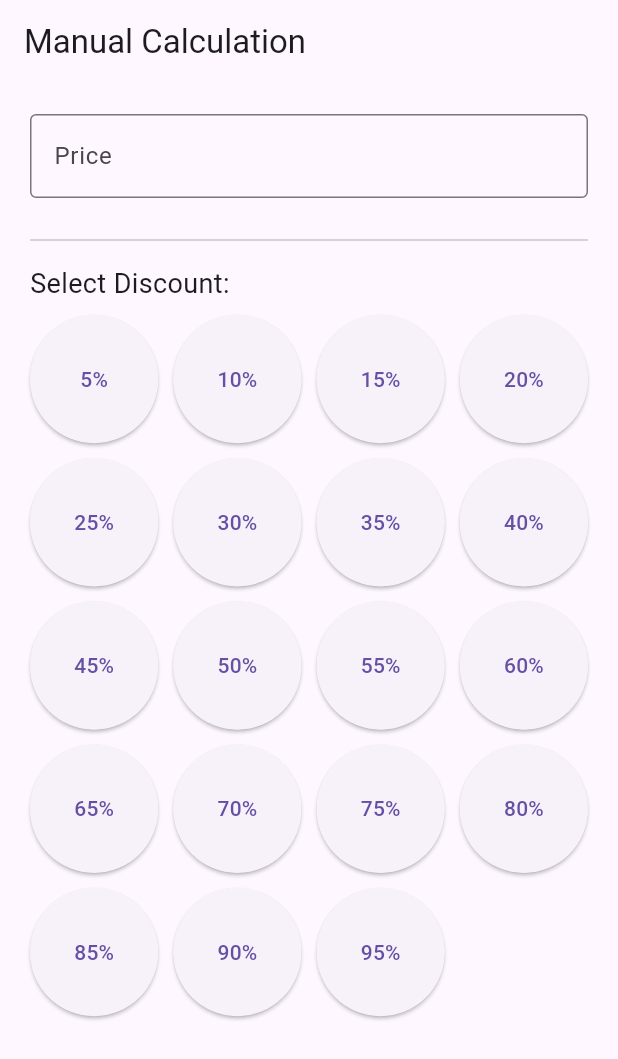
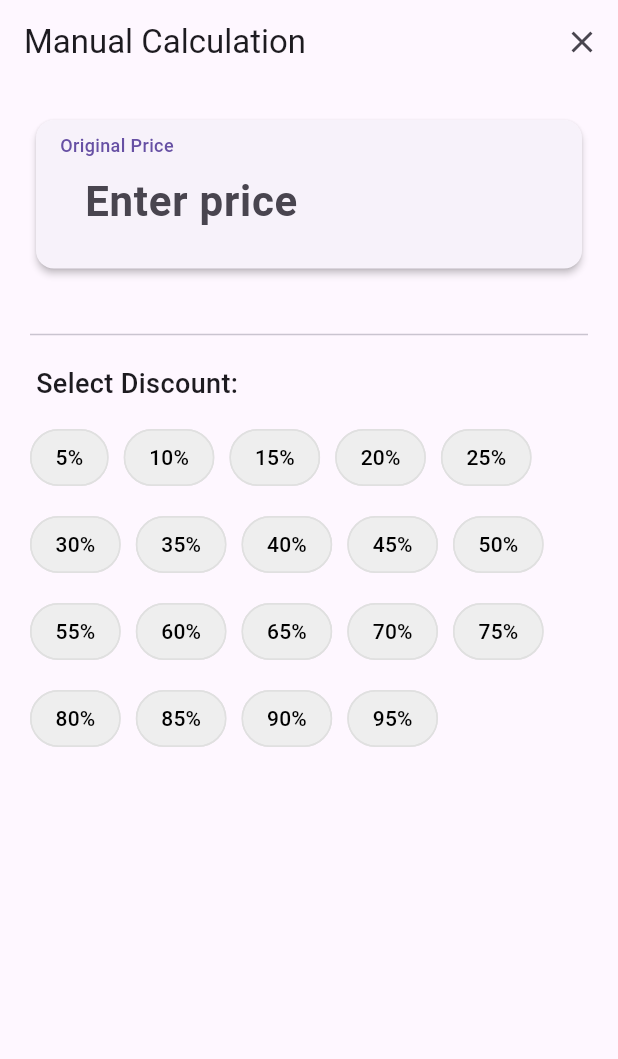
Before and after one commit to vickyrare/discount-scanner, a Flutter app: the ManualPriceEntryScreen screen opened directly, on a phone screen of 412 x 824 dp. Shown: the top 1059 px of the screen. Run offline on Flutter 3.47's test engine with Material 3 defaults, Android fonts, the light colour scheme and no system bars; our stand-ins replace camera, shared_preferences; missing offline and left inert: google_mlkit_text_recognition; accounts and stored records are empty.

Commit message:
Improve manual price entry UI and discount selector
Refactor manual price entry screen to improve UX and maintainability. Add a generated discounts list (5%..95%), allow toggling/deselecting a selected discount, and introduce a Clear button in the app bar that resets price, discount and final price. Extract UI into helper widgets (_buildPriceInputCard, _buildFinalPriceDisplay, _buildDiscountSelector), replace the old grid of circular buttons with ChoiceChips, and animate the final price display. Also tighten input styling and formatting for the price field.

```diff
--- a/lib/manual_price_entry_screen.dart
+++ b/lib/manual_price_entry_screen.dart
@@ -15,6 +15,8 @@ class _ManualPriceEntryScreenState extends State<ManualPriceEntryScreen> {
   double? _price;
   double? _discount;
   double? _finalPrice;
+
+  final List<int> _discounts = List.generate(19, (index) => (index + 1) * 5);
 
   @override
   void initState() {
@@ -34,7 +36,7 @@ class _ManualPriceEntryScreenState extends State<ManualPriceEntryScreen> {
 
   void _selectDiscount(double discount) {
     setState(() {
-      _discount = discount;
+      _discount = _discount == discount ? null : discount;
       _calculateFinalPrice();
     });
   }
@@ -57,6 +59,15 @@ class _ManualPriceEntryScreenState extends State<ManualPriceEntryScreen> {
     }
   }
 
+  void _clearAll() {
+    _priceController.clear();
+    setState(() {
+      _price = null;
+      _discount = null;
+      _finalPrice = null;
+    });
+  }
+
   @override
   void dispose() {
     _priceController.removeListener(_updatePrice);
@@ -69,47 +80,95 @@ class _ManualPriceEntryScreenState extends State<ManualPriceEntryScreen> {
     return Scaffold(
       appBar: AppBar(
         title: const Text('Manual Calculation'),
+        actions: [
+          IconButton(
+            icon: const Icon(Icons.clear),
+            onPressed: _clearAll,
+          )
+        ],
       ),
       body: SingleChildScrollView(
         padding: const EdgeInsets.all(20.0),
         child: Column(
           crossAxisAlignment: CrossAxisAlignment.stretch,
           children: [
-            Row(
-              crossAxisAlignment: CrossAxisAlignment.center, // Center align vertically
+            _buildPriceInputCard(),
+            const SizedBox(height: 20),
+            AnimatedSwitcher(
+              duration: const Duration(milliseconds: 300),
+              child: _finalPrice != null
+                  ? _buildFinalPriceDisplay(_finalPrice!)
+                  : const SizedBox.shrink(),
+            ),
+            const Divider(height: 40),
+            _buildDiscountSelector(),
+          ],
+        ),
+      ),
+    );
+  }
+
+  Widget _buildPriceInputCard() {
+    return Card(
+      elevation: 2,
+      shape: RoundedRectangleBorder(borderRadius: BorderRadius.circular(12)),
+      child: Padding(
+        padding: const EdgeInsets.fromLTRB(16, 8, 16, 16),
+        child: Column(
+          crossAxisAlignment: CrossAxisAlignment.start,
           children: [
-                Expanded(
-                  child: TextFormField(
+            Text(
+              'Original Price',
+              style: TextStyle(
+                fontSize: 12,
+                color: Theme.of(context).primaryColor,
+                fontWeight: FontWeight.w500,
+              ),
+            ),
+            TextFormField(
               controller: _priceController,
               decoration: const InputDecoration(
-                      labelText: 'Price',
-                      prefixText: '\$',
-                      border: OutlineInputBorder(),
+                prefixText: '\$'
+,
+                border: InputBorder.none,
+                hintText: 'Enter price',
               ),
+              style:
+                  const TextStyle(fontSize: 28, fontWeight: FontWeight.bold),
               keyboardType:
                   const TextInputType.numberWithOptions(decimal: true),
               inputFormatters: [
-                      FilteringTextInputFormatter.allow(
-                          RegExp(r'^\d+\.?\d{0,2}')),
+                FilteringTextInputFormatter.allow(RegExp(r'^\d+\.?\d{0,2}')),
+              ],
+            ),
           ],
         ),
       ),
-                if (_finalPrice != null)
-                  Expanded(
+    );
+  }
+
+  Widget _buildFinalPriceDisplay(double finalPrice) {
+    return Card(
+      elevation: 4,
+      shape: RoundedRectangleBorder(borderRadius: BorderRadius.circular(15)),
+      color: Colors.green[50],
       child: Padding(
-                      padding: const EdgeInsets.only(left: 16.0),
+        padding: const EdgeInsets.all(20.0),
         child: Column(
-                        crossAxisAlignment: CrossAxisAlignment.start,
           children: [
             const Text(
               'Final Price',
-                            style: TextStyle(fontSize: 16, color: Colors.grey),
+              style: TextStyle(
+                fontSize: 20,
+                color: Colors.green,
+                fontWeight: FontWeight.w300,
               ),
-                          const SizedBox(height: 4),
+            ),
+            const SizedBox(height: 8),
             Text(
-                            '\$${_finalPrice!.toStringAsFixed(2)}',
+              '\$${finalPrice.toStringAsFixed(2)}',
               style: const TextStyle(
-                              fontSize: 32,
+                fontSize: 42,
                 fontWeight: FontWeight.bold,
                 color: Colors.green,
               ),
@@ -117,46 +176,48 @@ class _ManualPriceEntryScreenState extends State<ManualPriceEntryScreen> {
           ],
         ),
       ),
-                  ),
-              ],
-            ),
-            const SizedBox(height: 20),
-            const Divider(),
+    );
+  }
+
+  Widget _buildDiscountSelector() {
+    return Column(
+      crossAxisAlignment: CrossAxisAlignment.start,
+      children: [
         const Padding(
-              padding: EdgeInsets.symmetric(vertical: 8.0),
+          padding: EdgeInsets.only(left: 4.0, bottom: 12),
           child: Text(
             'Select Discount:',
-                style: TextStyle(fontSize: 18),
+            style: TextStyle(fontSize: 18, fontWeight: FontWeight.w500),
           ),
         ),
-            GridView.builder(
-              shrinkWrap: true,
-              physics: const NeverScrollableScrollPhysics(),
-              gridDelegate: const SliverGridDelegateWithFixedCrossAxisCount(
-                crossAxisCount: 4,
-                crossAxisSpacing: 10,
-                mainAxisSpacing: 10,
+        Wrap(
+          spacing: 10.0,
+          runSpacing: 10.0,
+          children: _discounts.map((discount) {
+            final isSelected = _discount == discount.toDouble();
+            return ChoiceChip(
+              label: Text('$discount%'),
+              selected: isSelected,
+              onSelected: (selected) {
+                _selectDiscount(discount.toDouble());
+              },
+              labelStyle: TextStyle(
+                color: isSelected ? Colors.white : Colors.black,
               ),
-              itemCount: 19, // 5, 10, 15, ..., 95
-              itemBuilder: (context, index) {
-                final discount = (index + 1) * 5;
-                final isSelected = _discount == discount.toDouble();
-                return ElevatedButton(
-                  onPressed: () => _selectDiscount(discount.toDouble()),
-                  style: ElevatedButton.styleFrom(
-                    shape: const CircleBorder(),
-                    padding: const EdgeInsets.all(10),
-                    backgroundColor:
-                        isSelected ? Theme.of(context).primaryColor : null,
-                    foregroundColor: isSelected ? Colors.white : null,
-                  ),
-                  child: Text('$discount%'),
-                );
-              },
-            ),
-          ],
+              selectedColor: Theme.of(context).primaryColor,
+              backgroundColor: Colors.grey[200],
+              shape: RoundedRectangleBorder(
+                borderRadius: BorderRadius.circular(20),
+                side: BorderSide(
+                  color: isSelected
+                      ? Theme.of(context).primaryColor
+                      : Colors.grey[300]!,
                 ),
               ),
             );
+          }).toList(),
+        ),
+      ],
+    );
   }
 }
```
Lines whose indentation alone changed are shown as unchanged.
